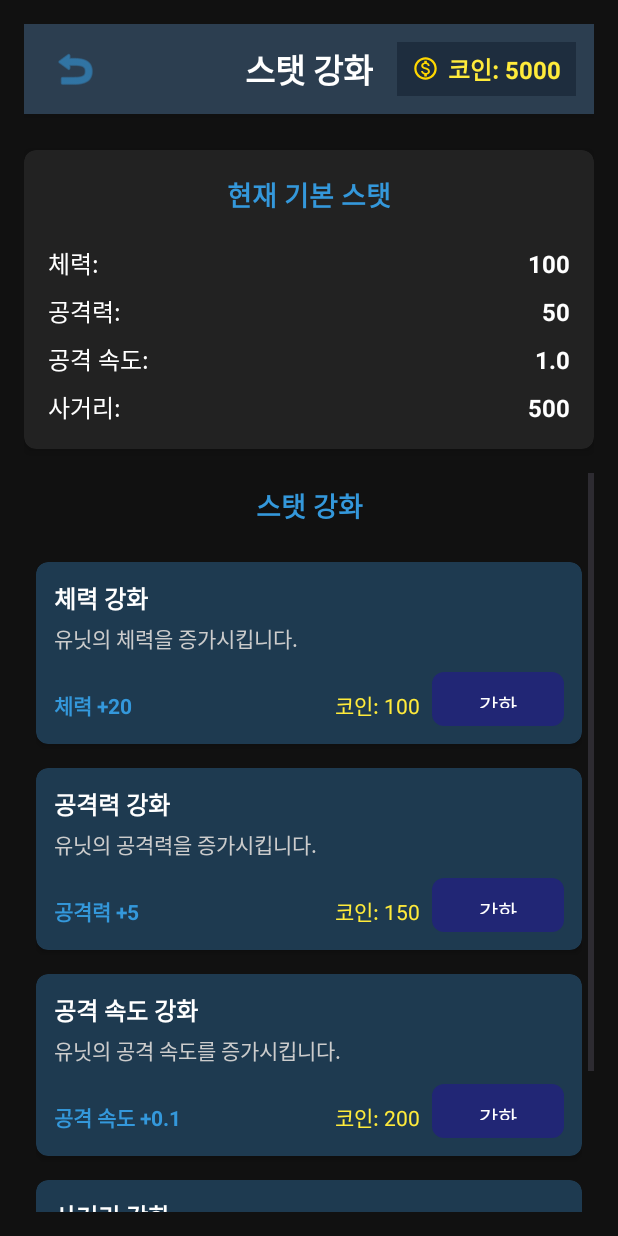
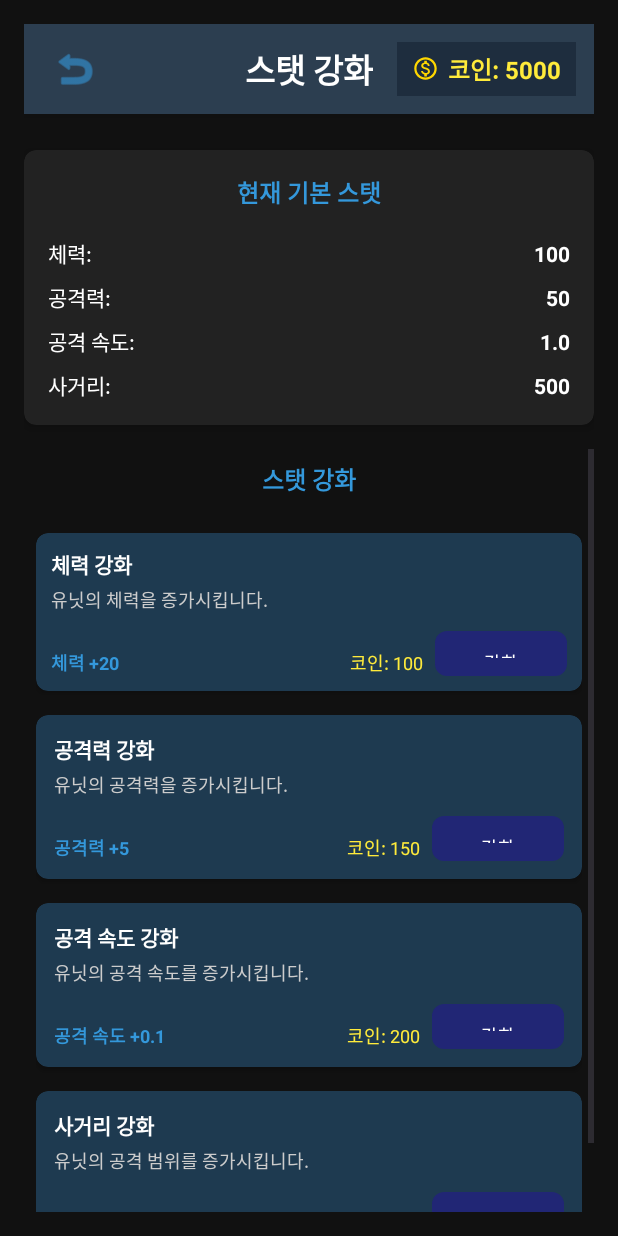
Before and after one commit to limsemin1234/p40, an Android app: the StatsUpgradeFragment screen opened through its navigation route, on a phone screen of 412 x 824 dp. Run offline under Robolectric (Android 15) with nearby library versions, the phone set to English and light mode, and no system bars.

Commit message:
2025.05.06(3일차)

```diff
--- a/app/src/main/res/layout/fragment_stats_upgrade.xml
+++ b/app/src/main/res/layout/fragment_stats_upgrade.xml
@@ -89,10 +89,10 @@
                 android:layout_height="wrap_content"
                 android:text="현재 기본 스탯"
                 android:textColor="#3498db"
-                android:textSize="18sp"
+                android:textSize="16sp"
                 android:textStyle="bold"
                 android:gravity="center"
-                android:layout_marginBottom="12dp"/>
+                android:layout_marginBottom="10dp"/>
 
             <LinearLayout
                 android:layout_width="match_parent"
@@ -106,7 +106,7 @@
                     android:layout_weight="1"
                     android:text="체력:"
                     android:textColor="#FFFFFF"
-                    android:textSize="16sp"/>
+                    android:textSize="14sp"/>
 
                 <TextView
                     android:id="@+id/tvCurrentHealth"
@@ -114,7 +114,7 @@
                     android:layout_height="wrap_content"
                     android:text="100"
                     android:textColor="#FFFFFF"
-                    android:textSize="16sp"
+                    android:textSize="14sp"
                     android:textStyle="bold"/>
             </LinearLayout>
 
@@ -130,7 +130,7 @@
                     android:layout_weight="1"
                     android:text="공격력:"
                     android:textColor="#FFFFFF"
-                    android:textSize="16sp"/>
+                    android:textSize="14sp"/>
 
                 <TextView
                     android:id="@+id/tvCurrentAttack"
@@ -138,7 +138,7 @@
                     android:layout_height="wrap_content"
                     android:text="50"
                     android:textColor="#FFFFFF"
-                    android:textSize="16sp"
+                    android:textSize="14sp"
                     android:textStyle="bold"/>
             </LinearLayout>
 
@@ -154,7 +154,7 @@
                     android:layout_weight="1"
                     android:text="공격 속도:"
                     android:textColor="#FFFFFF"
-                    android:textSize="16sp"/>
+                    android:textSize="14sp"/>
 
                 <TextView
                     android:id="@+id/tvCurrentAttackSpeed"
@@ -162,7 +162,7 @@
                     android:layout_height="wrap_content"
                     android:text="1.0"
                     android:textColor="#FFFFFF"
-                    android:textSize="16sp"
+                    android:textSize="14sp"
                     android:textStyle="bold"/>
             </LinearLayout>
 
@@ -178,7 +178,7 @@
                     android:layout_weight="1"
                     android:text="사거리:"
                     android:textColor="#FFFFFF"
-                    android:textSize="16sp"/>
+                    android:textSize="14sp"/>
 
                 <TextView
                     android:id="@+id/tvCurrentRange"
@@ -186,7 +186,7 @@
                     android:layout_height="wrap_content"
                     android:text="500"
                     android:textColor="#FFFFFF"
-                    android:textSize="16sp"
+                    android:textSize="14sp"
                     android:textStyle="bold"/>
             </LinearLayout>
         </LinearLayout>
@@ -211,7 +211,7 @@
                 android:layout_height="wrap_content"
                 android:text="스탯 강화"
                 android:textColor="#3498db"
-                android:textSize="18sp"
+                android:textSize="16sp"
                 android:textStyle="bold"
                 android:gravity="center"
                 android:layout_marginBottom="16dp"/>
@@ -228,14 +228,14 @@
                     android:layout_width="match_parent"
                     android:layout_height="wrap_content"
                     android:orientation="vertical"
-                    android:padding="12dp">
+                    android:padding="10dp">
 
                     <TextView
                         android:layout_width="match_parent"
                         android:layout_height="wrap_content"
                         android:text="체력 강화"
                         android:textColor="#FFFFFF"
-                        android:textSize="16sp"
+                        android:textSize="14sp"
                         android:textStyle="bold"/>
 
                     <TextView
@@ -243,7 +243,7 @@
                         android:layout_height="wrap_content"
                         android:text="유닛의 체력을 증가시킵니다."
                         android:textColor="#CCCCCC"
-                        android:textSize="14sp"
+                        android:textSize="12sp"
                         android:layout_marginTop="4dp"/>
 
                     <LinearLayout
@@ -259,7 +259,7 @@
                             android:layout_weight="1"
                             android:text="체력 +20"
                             android:textColor="#3498db"
-                            android:textSize="14sp"
+                            android:textSize="12sp"
                             android:textStyle="bold"/>
 
                         <TextView
@@ -268,15 +268,15 @@
                             android:layout_height="wrap_content"
                             android:text="코인: 100"
                             android:textColor="#FFEB3B"
-                            android:textSize="14sp"
+                            android:textSize="12sp"
                             android:layout_marginEnd="8dp"/>
 
                         <Button
                             android:id="@+id/btnUpgradeHealth"
                             android:layout_width="wrap_content"
-                            android:layout_height="36dp"
+                            android:layout_height="30dp"
                             android:text="강화"
-                            android:textSize="14sp"
+                            android:textSize="12sp"
                             android:textColor="#FFFFFF"
                             android:background="@drawable/button_background"
                             android:paddingHorizontal="16dp"/>
@@ -303,7 +303,7 @@
                         android:layout_height="wrap_content"
                         android:text="공격력 강화"
                         android:textColor="#FFFFFF"
-                        android:textSize="16sp"
+                        android:textSize="14sp"
                         android:textStyle="bold"/>
 
                     <TextView
@@ -311,7 +311,7 @@
                         android:layout_height="wrap_content"
                         android:text="유닛의 공격력을 증가시킵니다."
                         android:textColor="#CCCCCC"
-                        android:textSize="14sp"
+                        android:textSize="12sp"
                         android:layout_marginTop="4dp"/>
 
                     <LinearLayout
@@ -327,7 +327,7 @@
                             android:layout_weight="1"
                             android:text="공격력 +5"
                             android:textColor="#3498db"
-                            android:textSize="14sp"
+                            android:textSize="12sp"
                             android:textStyle="bold"/>
 
                         <TextView
@@ -336,15 +336,15 @@
                             android:layout_height="wrap_content"
                             android:text="코인: 150"
                             android:textColor="#FFEB3B"
-                            android:textSize="14sp"
+                            android:textSize="12sp"
                             android:layout_marginEnd="8dp"/>
 
                         <Button
                             android:id="@+id/btnUpgradeAttack"
                             android:layout_width="wrap_content"
-                            android:layout_height="36dp"
+                            android:layout_height="30dp"
                             android:text="강화"
-                            android:textSize="14sp"
+                            android:textSize="12sp"
                             android:textColor="#FFFFFF"
                             android:background="@drawable/button_background"
                             android:paddingHorizontal="16dp"/>
@@ -371,7 +371,7 @@
                         android:layout_height="wrap_content"
                         android:text="공격 속도 강화"
                         android:textColor="#FFFFFF"
-                        android:textSize="16sp"
+                        android:textSize="14sp"
                         android:textStyle="bold"/>
 
                     <TextView
@@ -379,7 +379,7 @@
                         android:layout_height="wrap_content"
                         android:text="유닛의 공격 속도를 증가시킵니다."
                         android:textColor="#CCCCCC"
-                        android:textSize="14sp"
+                        android:textSize="12sp"
                         android:layout_marginTop="4dp"/>
 
                     <LinearLayout
@@ -395,7 +395,7 @@
                             android:layout_weight="1"
                             android:text="공격 속도 +0.1"
                             android:textColor="#3498db"
-                            android:textSize="14sp"
+                            android:textSize="12sp"
                             android:textStyle="bold"/>
 
                         <TextView
@@ -404,15 +404,15 @@
                             android:layout_height="wrap_content"
                             android:text="코인: 200"
                             android:textColor="#FFEB3B"
-                            android:textSize="14sp"
+                            android:textSize="12sp"
                             android:layout_marginEnd="8dp"/>
 
                         <Button
                             android:id="@+id/btnUpgradeAttackSpeed"
                             android:layout_width="wrap_content"
-                            android:layout_height="36dp"
+                            android:layout_height="30dp"
                             android:text="강화"
-                            android:textSize="14sp"
+                            android:textSize="12sp"
                             android:textColor="#FFFFFF"
                             android:background="@drawable/button_background"
                             android:paddingHorizontal="16dp"/>
@@ -439,7 +439,7 @@
                         android:layout_height="wrap_content"
                         android:text="사거리 강화"
                         android:textColor="#FFFFFF"
-                        android:textSize="16sp"
+                        android:textSize="14sp"
                         android:textStyle="bold"/>
 
                     <TextView
@@ -447,7 +447,7 @@
                         android:layout_height="wrap_content"
                         android:text="유닛의 공격 범위를 증가시킵니다."
                         android:textColor="#CCCCCC"
-                        android:textSize="14sp"
+                        android:textSize="12sp"
                         android:layout_marginTop="4dp"/>
 
                     <LinearLayout
@@ -463,7 +463,7 @@
                             android:layout_weight="1"
                             android:text="사거리 +25"
                             android:textColor="#3498db"
-                            android:textSize="14sp"
+                            android:textSize="12sp"
                             android:textStyle="bold"/>
 
                         <TextView
@@ -472,7 +472,7 @@
                             android:layout_height="wrap_content"
                             android:text="코인: 120"
                             android:textColor="#FFEB3B"
-                            android:textSize="14sp"
+                            android:textSize="12sp"
                             android:layout_marginEnd="8dp"/>
 
                         <Button
@@ -480,7 +480,7 @@
                             android:layout_width="wrap_content"
                             android:layout_height="36dp"
                             android:text="강화"
-                            android:textSize="14sp"
+                            android:textSize="12sp"
                             android:textColor="#FFFFFF"
                             android:background="@drawable/button_background"
                             android:paddingHorizontal="16dp"/>
```
